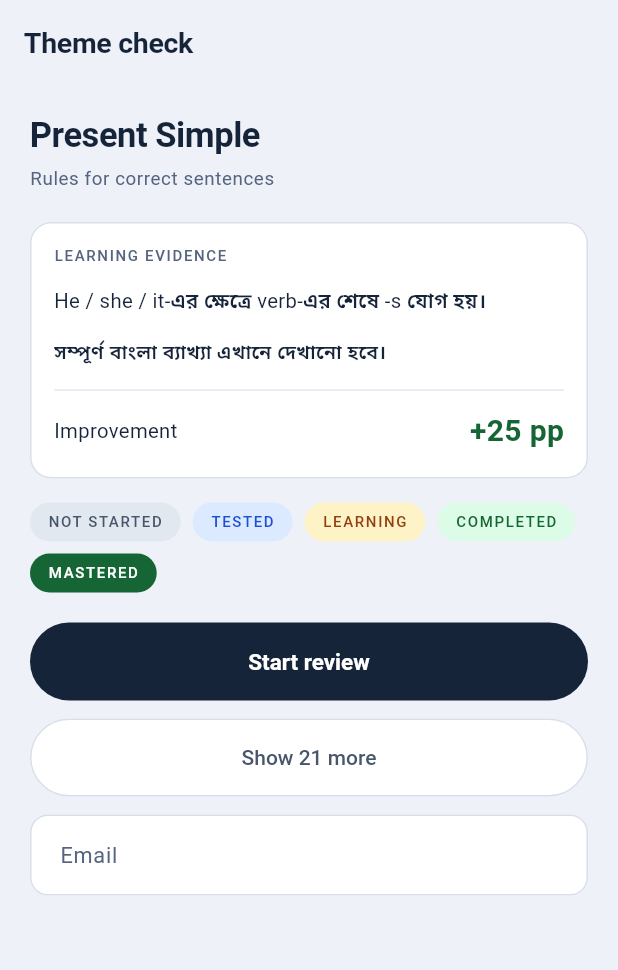
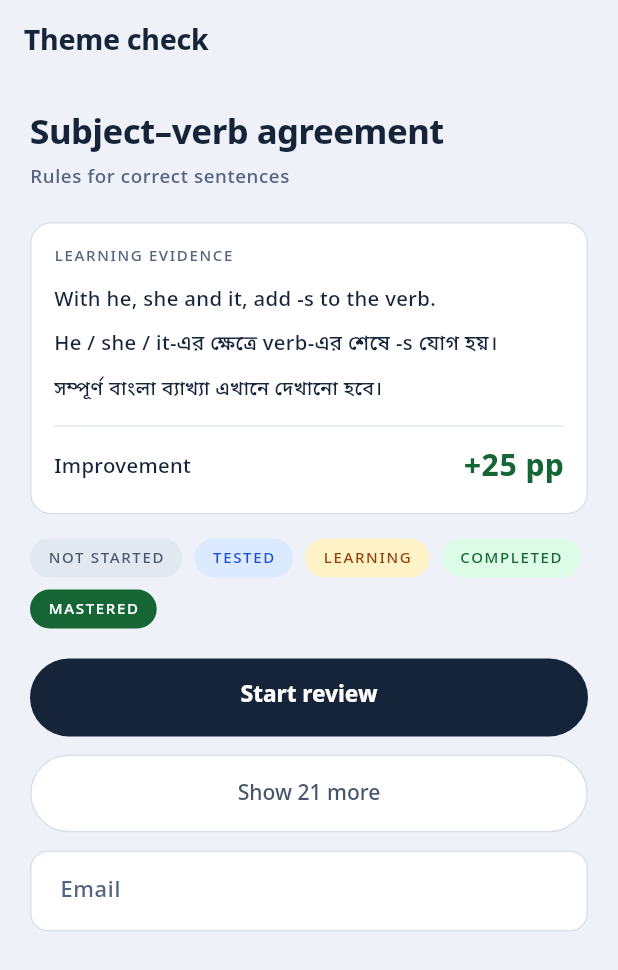
Before and after one commit to Tahmidul-Islam-Omi/EngCoach, a Flutter app: the screen it shows after launch, on a phone screen of 412 x 824 dp. Shown: the top 970 px of the screen. Run offline on Flutter 3.47's test engine with Material 3 defaults, Android fonts, the phone set to English and light mode, and no system bars.

Commit message:
feat(theme): use Noto Sans for both scripts, add Medium and Bold weights

```diff
--- a/lib/app/theme/app_typography.dart
+++ b/lib/app/theme/app_typography.dart
@@ -13,12 +13,16 @@ import 'app_colors.dart';
 /// "He / she / it-এর শেষে -s যোগ হয়" — renders correctly from a single
 /// [TextStyle], with no string splitting or RichText.
 abstract final class AppTypography {
-  /// System font on Android; falls back to the platform sans elsewhere.
-  static const sans = 'Roboto';
+  /// The Latin family. **This is the single swap point** — change this
+  /// string (and add the matching asset) to move the app to another face.
+  ///
+  /// Noto Sans Bengali is used for Latin as well as Bengali: it carries a
+  /// full Latin set, the two scripts were designed together so they share
+  /// proportions and vertical metrics, and it is already bundled — so this
+  /// costs nothing beyond the Bengali we needed anyway.
+  static const sans = 'NotoSansBengali';
 
-  /// Bundled Bengali face. Until the asset is added to `assets/fonts/` and
-  /// declared in pubspec.yaml, Flutter silently uses the system Bengali
-  /// font — text still renders, it just varies by device.
+  /// The Bengali family — currently the same file as [sans].
   static const bengali = 'NotoSansBengali';
 
   static const fontFamilyFallback = <String>[bengali];
--- a/lib/main.dart
+++ b/lib/main.dart
@@ -5,27 +5,22 @@ import 'app/theme/app_spacing.dart';
 import 'app/theme/app_theme.dart';
 import 'app/theme/app_typography.dart';
 
-void main() {
-  runApp(const EngCoachApp());
-}
+void main() => runApp(const EngCoachApp());
 
 class EngCoachApp extends StatelessWidget {
   const EngCoachApp({super.key});
 
   @override
-  Widget build(BuildContext context) {
-    return MaterialApp(
+  Widget build(BuildContext context) => MaterialApp(
         title: 'EngCoach',
         debugShowCheckedModeBanner: false,
         theme: AppTheme.light,
         home: const _ThemeCheck(),
       );
 }
-}
 
-/// Temporary. Renders one of each themed element so the theme — especially
-/// the Bengali fallback — can be checked on a real device. Deleted once the
-/// router and real screens land.
+/// Temporary. Renders one of each themed element so the theme can be checked
+/// on a real device. Replaced by the router and real screens.
 class _ThemeCheck extends StatelessWidget {
   const _ThemeCheck();
 
@@ -38,11 +33,10 @@ class _ThemeCheck extends StatelessWidget {
       body: ListView(
         padding: const EdgeInsets.all(AppSpacing.pageH),
         children: [
-          Text('Present Simple', style: text.headlineMedium),
+          Text('Subject–verb agreement', style: text.headlineMedium),
           const SizedBox(height: AppSpacing.xs),
           Text('Rules for correct sentences', style: text.bodySmall),
           const SizedBox(height: AppSpacing.xl),
-
           Card(
             child: Padding(
               padding: const EdgeInsets.all(AppSpacing.lg),
@@ -51,13 +45,17 @@ class _ThemeCheck extends StatelessWidget {
                 children: [
                   Text('LEARNING EVIDENCE', style: text.labelSmall),
                   const SizedBox(height: AppSpacing.md),
-                  // Mixed Bangla + English in ONE string and ONE style —
-                  // if the fallback is wired correctly this renders fully.
+                  Text(
+                    'With he, she and it, add -s to the verb.',
+                    style: text.bodyMedium,
+                  ),
+                  const SizedBox(height: AppSpacing.sm),
+                  // Mixed script, one string, one style.
                   Text(
                     'He / she / it-এর ক্ষেত্রে verb-এর শেষে -s যোগ হয়।',
                     style: text.bodyMedium,
                   ),
-                  const SizedBox(height: AppSpacing.md),
+                  const SizedBox(height: AppSpacing.sm),
                   Text(
                     'সম্পূর্ণ বাংলা ব্যাখ্যা এখানে দেখানো হবে।',
                     style: AppTypography.banglaBlock,
@@ -77,7 +75,6 @@ class _ThemeCheck extends StatelessWidget {
             ),
           ),
           const SizedBox(height: AppSpacing.lg),
-
           Wrap(
             spacing: AppSpacing.sm,
             runSpacing: AppSpacing.sm,
@@ -90,7 +87,6 @@ class _ThemeCheck extends StatelessWidget {
             ],
           ),
           const SizedBox(height: AppSpacing.xl),
-
           FilledButton(onPressed: () {}, child: const Text('Start review')),
           const SizedBox(height: AppSpacing.md),
           OutlinedButton(onPressed: () {}, child: const Text('Show 21 more')),
@@ -109,8 +105,7 @@ class _Badge extends StatelessWidget {
   final AppColorPair colors;
 
   @override
-  Widget build(BuildContext context) {
-    return Container(
+  Widget build(BuildContext context) => Container(
         padding: const EdgeInsets.symmetric(
           horizontal: AppSpacing.md,
           vertical: AppSpacing.xs + 2,
@@ -128,4 +123,3 @@ class _Badge extends StatelessWidget {
         ),
       );
 }
-}
--- a/pubspec.yaml
+++ b/pubspec.yaml
@@ -72,8 +72,10 @@ flutter:
     - family: NotoSansBengali
       fonts:
         - asset: assets/fonts/NotoSansBengali-Regular.ttf
-        - asset: assets/fonts/NotoSansBengali-SemiBold.ttf
-          weight: 600
+        - asset: assets/fonts/NotoSansBengali-Medium.ttf
+          weight: 500
+        - asset: assets/fonts/NotoSansBengali-Bold.ttf
+          weight: 700
 
   # To add assets to your application, add an assets section, like this:
   # assets:
```
Also changed, not shown: assets/fonts/NotoSansBengali-Bold.ttf (added), assets/fonts/NotoSansBengali-Medium.ttf (added), assets/fonts/NotoSansBengali-SemiBold.ttf (deleted), 1 other file. Lines whose indentation alone changed are shown as unchanged.
